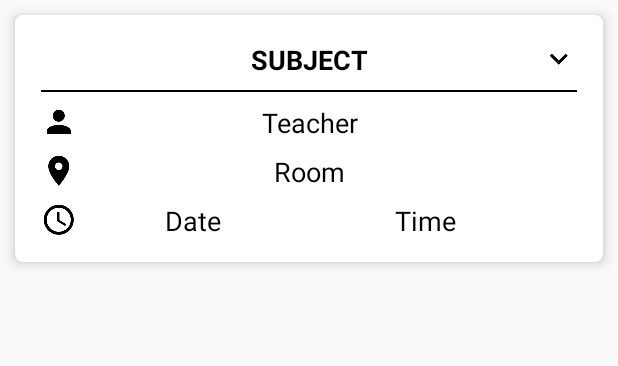
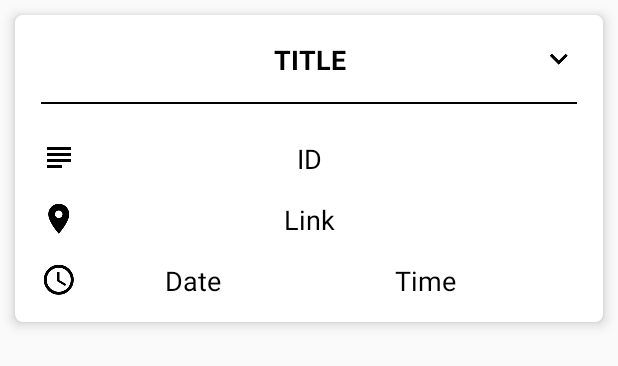
Before and after one commit to RDDSampath/MAD-AlfaDroid-project, an Android app: the layout listview_exams_adapter.xml on its own in the app's theme, with its tools: preview values and no code run, on a phone screen of 412 x 824 dp. Shown: the top 366 px of the screen. Run offline under Robolectric (Android 15) with nearby library versions, the phone set to English and light mode, and no system bars; Roboto replaces fonts that are not available here.

Commit message:
init Meeting

```diff
--- a/app/src/main/AndroidManifest.xml
+++ b/app/src/main/AndroidManifest.xml
@@ -59,7 +59,7 @@
         </activity>
         <activity
             android:name=".activities.ExamsActivity"
-            android:label="Exams"
+            android:label="Meeting"
             android:parentActivityName=".activities.MainActivity" />
 
         <receiver
--- a/app/src/main/java/com/dhanushka/timetable/activities/MainActivity.java
+++ b/app/src/main/java/com/dhanushka/timetable/activities/MainActivity.java
@@ -36,7 +36,7 @@ import com.dhanushka.timetable.utils.DailyReceiver;
 
 import java.util.Calendar;
 
-import static com.ulan.timetable.utils.BrowserUtil.openUrlInChromeCustomTab;
+import static com.dhanushka.timetable.utils.BrowserUtil.openUrlInChromeCustomTab;
 
 
 public class MainActivity extends AppCompatActivity implements NavigationView.OnNavigationItemSelectedListener {
--- a/app/src/main/java/com/dhanushka/timetable/adapters/ExamsAdapter.java
+++ b/app/src/main/java/com/dhanushka/timetable/adapters/ExamsAdapter.java
@@ -14,6 +14,7 @@ import android.widget.ImageView;
 import android.widget.ListView;
 import android.widget.TextView;
 
+import com.dhanushka.timetable.activities.ExamsActivity;
 import com.dhanushka.timetable.model.Exam;
 import com.dhanushka.timetable.R;
 import com.dhanushka.timetable.utils.AlertDialogsHelper;
@@ -41,7 +42,7 @@ public class ExamsAdapter extends ArrayAdapter<Exam> {
         ImageView popup;
     }
 
-    public ExamsAdapter(Activity activity, ListView listView, int resource, ArrayList<Exam> objects) {
+    public ExamsAdapter(ExamsActivity activity, ListView listView, int resource, ArrayList<Exam> objects) {
         super(activity, resource, objects);
         mActivity = activity;
         mListView = listView;
--- a/app/src/main/java/com/dhanushka/timetable/utils/AlertDialogsHelper.java
+++ b/app/src/main/java/com/dhanushka/timetable/utils/AlertDialogsHelper.java
@@ -935,7 +935,7 @@ public class AlertDialogsHelper {
         });
 
         final AlertDialog.Builder alert = new AlertDialog.Builder(activity);
-        alert.setTitle(activity.getResources().getString(R.string.add_exam));
+        alert.setTitle(activity.getResources().getString(R.string.add_Meeting));
         alert.setCancelable(false);
         final Button cancel = alertLayout.findViewById(R.id.cancel);
         final Button save = alertLayout.findViewById(R.id.save);
@@ -1062,7 +1062,7 @@ public class AlertDialogsHelper {
         });
 
         final AlertDialog.Builder alert = new AlertDialog.Builder(activity);
-        alert.setTitle(activity.getResources().getString(R.string.add_exam));
+        alert.setTitle(activity.getResources().getString(R.string.add_Meeting));
         alert.setCancelable(false);
         final Button cancel = alertLayout.findViewById(R.id.cancel);
         final Button save = alertLayout.findViewById(R.id.save);
--- a/app/src/main/res/layout/listview_exams_adapter.xml
+++ b/app/src/main/res/layout/listview_exams_adapter.xml
@@ -2,21 +2,22 @@
 <FrameLayout
     xmlns:android="http://schemas.android.com/apk/res/android"
     xmlns:app="http://schemas.android.com/apk/res-auto"
+    xmlns:tools="http://schemas.android.com/tools"
     android:layout_width="match_parent"
     android:layout_height="wrap_content" >
 
-    <android.support.v7.widget.CardView xmlns:card_view="http://schemas.android.com/apk/res-auto"
+    <android.support.v7.widget.CardView
         android:id="@+id/exams_cardview"
         android:layout_width="match_parent"
         android:layout_height="wrap_content"
         android:layout_margin="10dp"
         android:orientation="horizontal"
-        card_view:cardCornerRadius="5dp"
-        card_view:cardElevation="5dp">
+        app:cardCornerRadius="5dp"
+        app:cardElevation="5dp">
 
         <android.support.constraint.ConstraintLayout
             android:layout_width="match_parent"
-            android:layout_height="wrap_content"
+            android:layout_height="match_parent"
             android:background="@drawable/card_background_selector"
             android:descendantFocusability="afterDescendants"
             android:orientation="vertical"
@@ -32,93 +33,91 @@
                 android:layout_marginStart="34dp"
                 android:layout_marginTop="2dp"
                 android:layout_marginEnd="8dp"
-                android:text="@string/subject"
+                android:text="@string/title"
                 android:textAlignment="center"
                 android:textAllCaps="true"
                 android:textColor="@android:color/black"
                 android:textSize="18sp"
                 android:textStyle="bold"
                 app:layout_constraintEnd_toEndOf="parent"
+                app:layout_constraintEnd_toStartOf="@+id/popupbtn"
                 app:layout_constraintStart_toStartOf="parent"
-                app:layout_constraintTop_toTopOf="parent"
-                card_view:layout_constraintEnd_toStartOf="@+id/popupbtn" />
+                app:layout_constraintTop_toTopOf="parent" />
 
             <View
                 android:id="@+id/line"
                 android:layout_width="match_parent"
                 android:layout_height="1dp"
                 android:layout_marginStart="2dp"
-                android:layout_marginTop="8dp"
+                android:layout_marginTop="16dp"
                 android:layout_marginEnd="2dp"
                 android:background="@android:color/black"
-                card_view:layout_constraintEnd_toEndOf="parent"
-                card_view:layout_constraintStart_toStartOf="parent"
-                card_view:layout_constraintTop_toBottomOf="@id/subjectexams" />
+                app:layout_constraintEnd_toEndOf="parent"
+                app:layout_constraintStart_toStartOf="parent"
+                app:layout_constraintTop_toBottomOf="@id/subjectexams" />
 
             <TextView
                 android:id="@+id/teacherexams"
                 android:layout_width="0dp"
                 android:layout_height="wrap_content"
                 android:layout_marginStart="8dp"
-                android:layout_marginTop="8dp"
+                android:layout_marginTop="24dp"
                 android:layout_marginEnd="34dp"
-                android:text="@string/teacher"
+                android:text="@string/id"
                 android:textAlignment="center"
                 android:textAllCaps="false"
                 android:textColor="@android:color/black"
                 android:textSize="18sp"
-                card_view:layout_constraintEnd_toEndOf="parent"
-                card_view:layout_constraintHorizontal_bias="0.466"
-                card_view:layout_constraintStart_toEndOf="@+id/imageView2"
-                card_view:layout_constraintTop_toBottomOf="@+id/line" />
+                app:layout_constraintEnd_toEndOf="parent"
+                app:layout_constraintHorizontal_bias="0.466"
+                app:layout_constraintStart_toEndOf="@+id/imageView2"
+                app:layout_constraintTop_toBottomOf="@+id/line" />
 
             <TextView
                 android:id="@+id/roomexams"
                 android:layout_width="0dp"
                 android:layout_height="wrap_content"
                 android:layout_marginStart="8dp"
-                android:layout_marginTop="8dp"
-                android:layout_marginBottom="2dp"
-                android:text="@string/room"
+                android:layout_marginTop="16dp"
+                android:text="@string/link"
                 android:textAlignment="center"
                 android:textAllCaps="false"
                 android:textColor="@android:color/black"
                 android:textSize="18sp"
-                card_view:layout_constraintEnd_toEndOf="@+id/teacherexams"
-                card_view:layout_constraintStart_toEndOf="@+id/imageView"
-                card_view:layout_constraintTop_toBottomOf="@+id/teacherexams"
-                card_view:layout_constraintVertical_bias="1.0" />
+                app:layout_constraintEnd_toEndOf="@+id/teacherexams"
+                app:layout_constraintStart_toEndOf="@+id/imageView"
+                app:layout_constraintTop_toBottomOf="@+id/teacherexams" />
 
             <TextView
                 android:id="@+id/dateexams"
                 android:layout_width="0dp"
                 android:layout_height="wrap_content"
                 android:layout_marginStart="8dp"
-                android:layout_marginTop="8dp"
+                android:layout_marginTop="16dp"
                 android:layout_marginEnd="8dp"
                 android:text="@string/date"
                 android:textAlignment="center"
                 android:textAllCaps="false"
                 android:textColor="@android:color/black"
                 android:textSize="18sp"
-                app:layout_constraintTop_toBottomOf="@+id/roomexams"
-                card_view:layout_constraintEnd_toStartOf="@+id/guideline2"
-                card_view:layout_constraintStart_toEndOf="@+id/imageView3" />
+                app:layout_constraintEnd_toStartOf="@+id/guideline2"
+                app:layout_constraintStart_toEndOf="@+id/imageView3"
+                app:layout_constraintTop_toBottomOf="@+id/roomexams" />
 
             <TextView
                 android:id="@+id/timeexams"
                 android:layout_width="0dp"
                 android:layout_height="wrap_content"
                 android:layout_marginStart="8dp"
-                android:layout_marginTop="8dp"
+                android:layout_marginTop="16dp"
                 android:text="@string/time"
                 android:textAlignment="center"
                 android:textAllCaps="false"
                 android:textColor="@android:color/black"
                 android:textSize="18sp"
-                app:layout_constraintTop_toBottomOf="@+id/roomexams"
-                card_view:layout_constraintEnd_toEndOf="@+id/teacherexams"
-                card_view:layout_constraintStart_toStartOf="@+id/guideline2" />
+                app:layout_constraintEnd_toEndOf="@+id/teacherexams"
+                app:layout_constraintStart_toStartOf="@+id/guideline2"
+                app:layout_constraintTop_toBottomOf="@+id/roomexams" />
 
             <android.support.constraint.Guideline
                 android:id="@+id/guideline2"
@@ -133,34 +132,34 @@
                 android:layout_height="wrap_content"
                 android:layout_marginEnd="2dp"
                 android:background="?selectableItemBackgroundBorderless"
-                card_view:layout_constraintEnd_toEndOf="parent"
-                card_view:layout_constraintTop_toTopOf="@+id/subjectexams"
-                card_view:srcCompat="@drawable/baseline_expand_more_black_24" />
+                app:layout_constraintEnd_toEndOf="parent"
+                app:layout_constraintTop_toTopOf="@+id/subjectexams"
+                app:srcCompat="@drawable/baseline_expand_more_black_24" />
 
             <ImageView
                 android:id="@+id/imageView"
                 android:layout_width="wrap_content"
                 android:layout_height="wrap_content"
-                android:layout_marginTop="8dp"
-                app:srcCompat="@drawable/baseline_room_black_24"
-                card_view:layout_constraintStart_toStartOf="@+id/line"
-                card_view:layout_constraintTop_toBottomOf="@+id/teacherexams" />
+                android:layout_marginTop="16dp"
+                app:layout_constraintStart_toStartOf="@+id/line"
+                app:layout_constraintTop_toBottomOf="@+id/teacherexams"
+                app:srcCompat="@drawable/baseline_room_black_24" />
 
             <ImageView
                 android:id="@+id/imageView2"
                 android:layout_width="wrap_content"
                 android:layout_height="wrap_content"
-                app:srcCompat="@drawable/baseline_person_black_24"
-                card_view:layout_constraintStart_toStartOf="@+id/line"
-                card_view:layout_constraintTop_toTopOf="@+id/teacherexams" />
+                app:layout_constraintStart_toStartOf="@+id/line"
+                app:layout_constraintTop_toTopOf="@+id/teacherexams"
+                app:srcCompat="@drawable/baseline_subject_black_24" />
 
             <ImageView
                 android:id="@+id/imageView3"
                 android:layout_width="wrap_content"
                 android:layout_height="wrap_content"
-                app:srcCompat="@drawable/baseline_access_time_black_24"
-                card_view:layout_constraintStart_toStartOf="@+id/imageView"
-                card_view:layout_constraintTop_toTopOf="@+id/dateexams" />
+                app:layout_constraintStart_toStartOf="@+id/imageView"
+                app:layout_constraintTop_toTopOf="@+id/dateexams"
+                app:srcCompat="@drawable/baseline_access_time_black_24" />
 
         </android.support.constraint.ConstraintLayout>
     </android.support.v7.widget.CardView>
--- a/app/src/main/res/layout/nav_header_main.xml
+++ b/app/src/main/res/layout/nav_header_main.xml
@@ -25,7 +25,7 @@
         android:layout_height="wrap_content"
         android:fontFamily="@font/poppins_bold"
         android:paddingTop="@dimen/nav_header_vertical_spacing"
-        android:text="WorkDoro"
+        android:text="@string/workdoro"
         android:textAppearance="@style/TextAppearance.AppCompat.Body1"
         android:textColor="#212121"
         android:textSize="18sp" />
@@ -35,7 +35,7 @@
         android:layout_width="wrap_content"
         android:layout_height="wrap_content"
         android:fontFamily="@font/acme"
-        android:text="ALFADROID"
+        android:text="@string/alfadroid"
         android:textColor="#212121" />
 
 </LinearLayout>
--- a/app/src/main/res/menu/popup_menu.xml
+++ b/app/src/main/res/menu/popup_menu.xml
@@ -2,8 +2,8 @@
 <menu xmlns:android="http://schemas.android.com/apk/res/android">
     <item
         android:id="@+id/delete_popup"
-        android:title="Delete" />
+        android:title="@string/delete" />
     <item
         android:id="@+id/edit_popup"
-        android:title="Edit" />
+        android:title="@string/edit" />
 </menu>
```
Also changed, not shown: app/src/main/res/layout/dialog_add_exam.xml (+31 -20 lines), app/src/main/res/menu/activity_main_drawer.xml (+4 -4 lines), app/src/main/res/values/strings.xml (+17 -2 lines), 1 other file.
